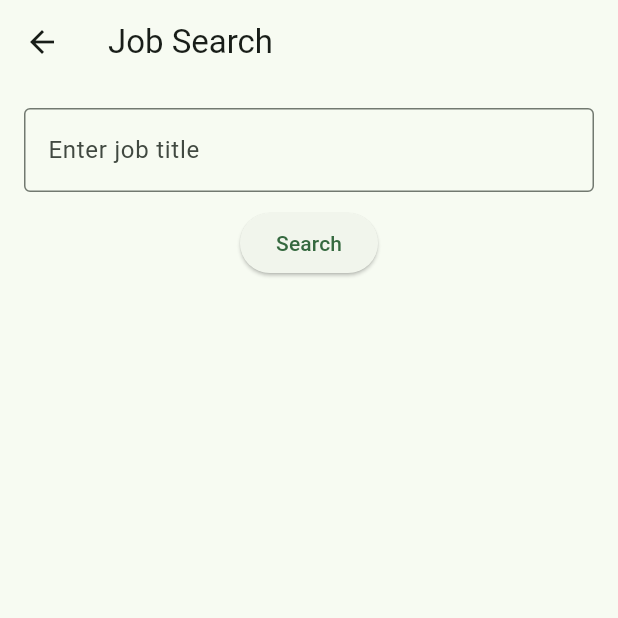
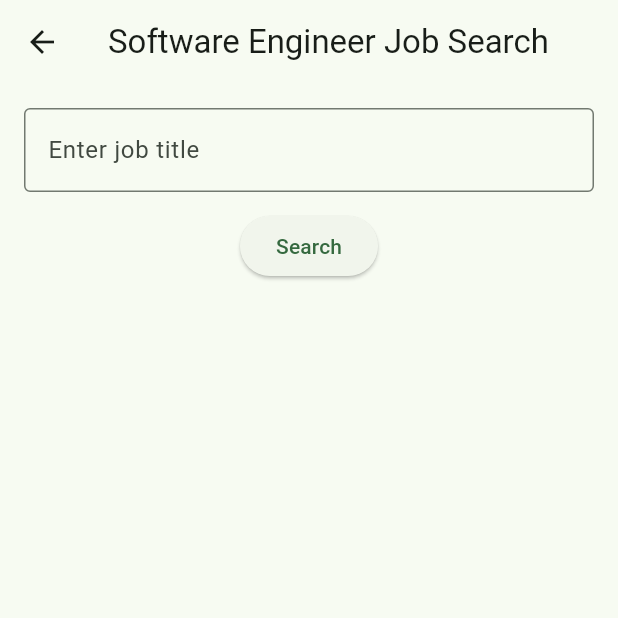
Before and after one commit to ZBramblett/Jobs-Market-and-Salaries-Application, a Flutter app: the SearchPage screen opened directly, after a tap on "Search", on a phone screen of 412 x 824 dp, the top half of it. Run offline on Flutter 3.47's test engine with Material 3 defaults, Android fonts, the phone set to English and light mode, and no system bars; our stand-ins replace audioplayers, csv, firebase_auth, firebase_core, fl_chart, google_sign_in and 1 more; accounts and stored records are empty.

Commit message:
implement software engineer job search UI and filtering

```diff
--- a/lib/view/searchpage.dart
+++ b/lib/view/searchpage.dart
@@ -1,4 +1,5 @@
 import 'package:flutter/material.dart';
+import '../model/salary_model.dart';
 
 class SearchPage extends StatefulWidget {
   const SearchPage({super.key});
@@ -10,10 +11,52 @@ class SearchPage extends StatefulWidget {
 class _SearchPageState extends State<SearchPage> {
   final TextEditingController _searchController = TextEditingController();
 
+  List<SalaryEntry> _results = [];
+  bool _hasSearched = false;
+
+  Future<void> _searchJobs() async {
+    final query = _searchController.text.trim().toLowerCase();
+
+    if (query.isEmpty) {
+      setState(() {
+        _results = [];
+        _hasSearched = false;
+      });
+      return;
+    }
+
+    final model = SalaryModel();
+    final jobs = await model.loadEntries();
+
+    final filtered = jobs
+        .where((job) => job.jobTitle.toLowerCase().contains(query))
+        .toList();
+
+    setState(() {
+      _results = filtered;
+      _hasSearched = true;
+    });
+  }
+
+  String _formatSalary(SalaryEntry job) {
+    if (job.salaryMin != null && job.salaryMax != null) {
+      return '\$${job.salaryMin} - \$${job.salaryMax}';
+    }
+    return 'Salary N/A';
+  }
+
+  @override
+  void dispose() {
+    _searchController.dispose();
+    super.dispose();
+  }
+
   @override
   Widget build(BuildContext context) {
     return Scaffold(
-      appBar: AppBar(title: const Text('Job Search')),
+      appBar: AppBar(
+        title: const Text('Software Engineer Job Search'),
+      ),
       body: Padding(
         padding: const EdgeInsets.all(16.0),
         child: Column(
@@ -22,15 +65,36 @@ class _SearchPageState extends State<SearchPage> {
               controller: _searchController,
               decoration: const InputDecoration(
                 labelText: 'Enter job title',
+                hintText: 'Example: Software Engineer',
                 border: OutlineInputBorder(),
               ),
+              onSubmitted: (_) => _searchJobs(),
             ),
-            const SizedBox(height: 10),
+            const SizedBox(height: 12),
             ElevatedButton(
-              onPressed: () {
-                // we will add search logic here next
-              },
+              onPressed: _searchJobs,
               child: const Text('Search'),
+            ),
+            const SizedBox(height: 16),
+            if (_hasSearched && _results.isEmpty)
+              const Text('No jobs found. Try a different job title.'),
+            Expanded(
+              child: ListView.builder(
+                itemCount: _results.length,
+                itemBuilder: (context, index) {
+                  final job = _results[index];
+
+                  return Card(
+                    child: ListTile(
+                      title: Text(job.jobTitle),
+                      subtitle: Text(
+                        '${job.company}\n${job.location}',
+                      ),
+                      trailing: Text(_formatSalary(job)),
+                    ),
+                  );
+                },
+              ),
             ),
           ],
         ),
```
